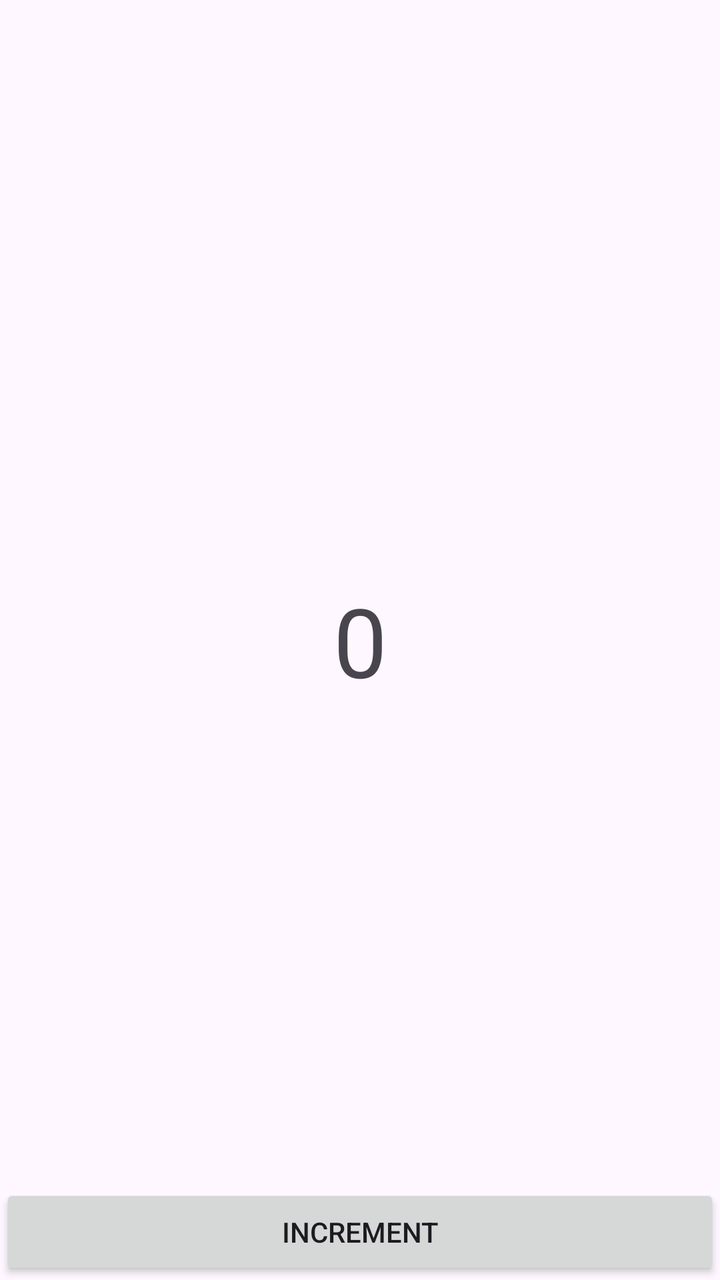
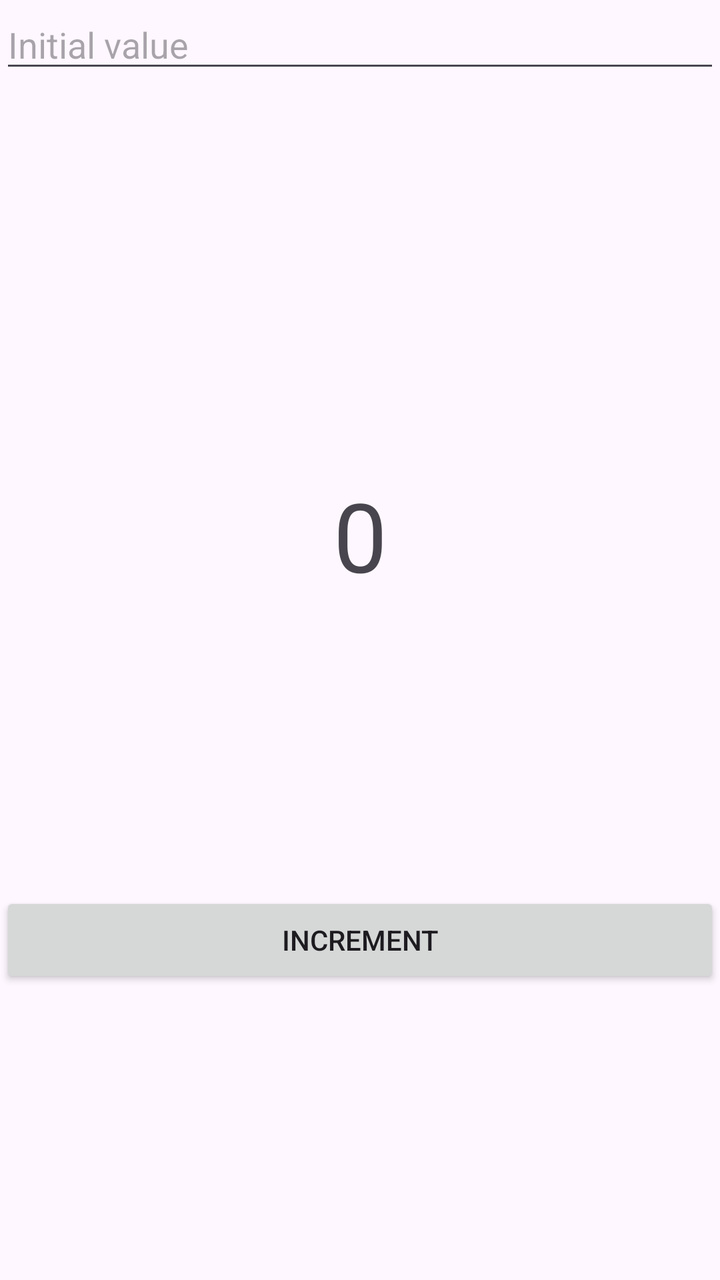

Two renders of the same Android screen: before a commit and after it. Below are the layout's source before the change and the commit's diff.
<!-- AndroidManifest.xml: application theme Theme.Contador -->
<!-- res/layout/activity_main.xml -->
<?xml version="1.0" encoding="utf-8"?>
<androidx.constraintlayout.widget.ConstraintLayout xmlns:android="http://schemas.android.com/apk/res/android"
    xmlns:app="http://schemas.android.com/apk/res-auto"
    xmlns:tools="http://schemas.android.com/tools"
    android:id="@+id/main"
    android:layout_width="match_parent"
    android:layout_height="match_parent"
    tools:context=".MainActivity">

    <TextView
        android:id="@+id/visor_tv"
        android:layout_width="wrap_content"
        android:layout_height="wrap_content"
        android:textSize="48sp"
        android:text="0"
        app:layout_constraintBottom_toBottomOf="@id/increment_bt"
        app:layout_constraintEnd_toEndOf="parent"
        app:layout_constraintStart_toStartOf="parent"
        app:layout_constraintTop_toTopOf="parent" />
    <Button
        android:id="@+id/increment_bt"
        android:layout_width="match_parent"
        android:layout_height="wrap_content"
        android:text="Increment"
        app:layout_constraintBottom_toBottomOf="parent"
        app:layout_constraintStart_toStartOf="parent"/>
</androidx.constraintlayout.widget.ConstraintLayout>
<!-- resources referenced by this layout -->
<resources>
  <style name="Theme.Contador" parent="Base.Theme.Contador" />
  <style name="Base.Theme.Contador" parent="Theme.Material3.DayNight.NoActionBar">
          
          
      </style>
</resources>

<!-- the commit's change to res/layout/activity_main.xml (unified diff, before → after) -->
@@ -6,6 +6,16 @@
     android:layout_width="match_parent"
     android:layout_height="match_parent"
     tools:context=".MainActivity">
+
+    <EditText
+        android:id="@+id/initial_et"
+        android:layout_width="match_parent"
+        android:layout_height="wrap_content"
+        android:hint="Initial value"
+        android:inputType="number"
+        app:layout_constraintStart_toStartOf="parent"
+        app:layout_constraintEnd_toEndOf="parent"
+        app:layout_constraintTop_toTopOf="parent" />
 
     <TextView
         android:id="@+id/visor_tv"
@@ -16,12 +26,14 @@
         app:layout_constraintBottom_toBottomOf="@id/increment_bt"
         app:layout_constraintEnd_toEndOf="parent"
         app:layout_constraintStart_toStartOf="parent"
-        app:layout_constraintTop_toTopOf="parent" />
+        app:layout_constraintTop_toBottomOf="@id/initial_et"/>
     <Button
         android:id="@+id/increment_bt"
         android:layout_width="match_parent"
         android:layout_height="wrap_content"
         android:text="Increment"
+        app:layout_constraintTop_toBottomOf="@id/visor_tv"
         app:layout_constraintBottom_toBottomOf="parent"
-        app:layout_constraintStart_toStartOf="parent"/>
+        app:layout_constraintStart_toStartOf="parent"
+        app:layout_constraintEnd_toEndOf="parent"/>
 </androidx.constraintlayout.widget.ConstraintLayout>
